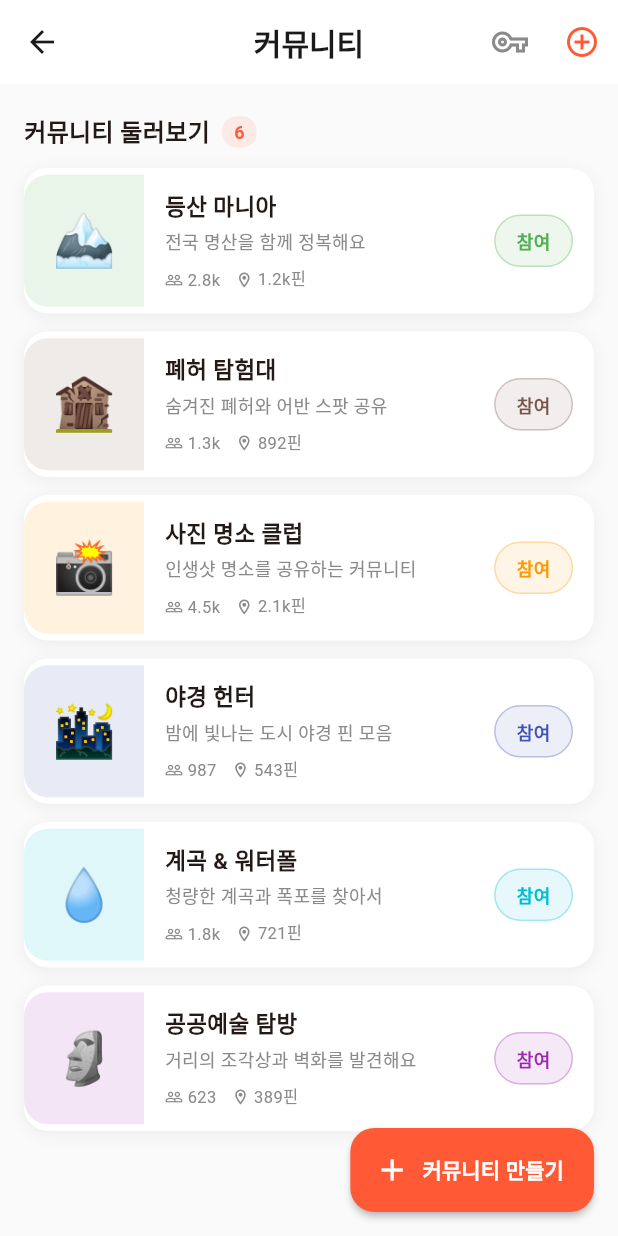
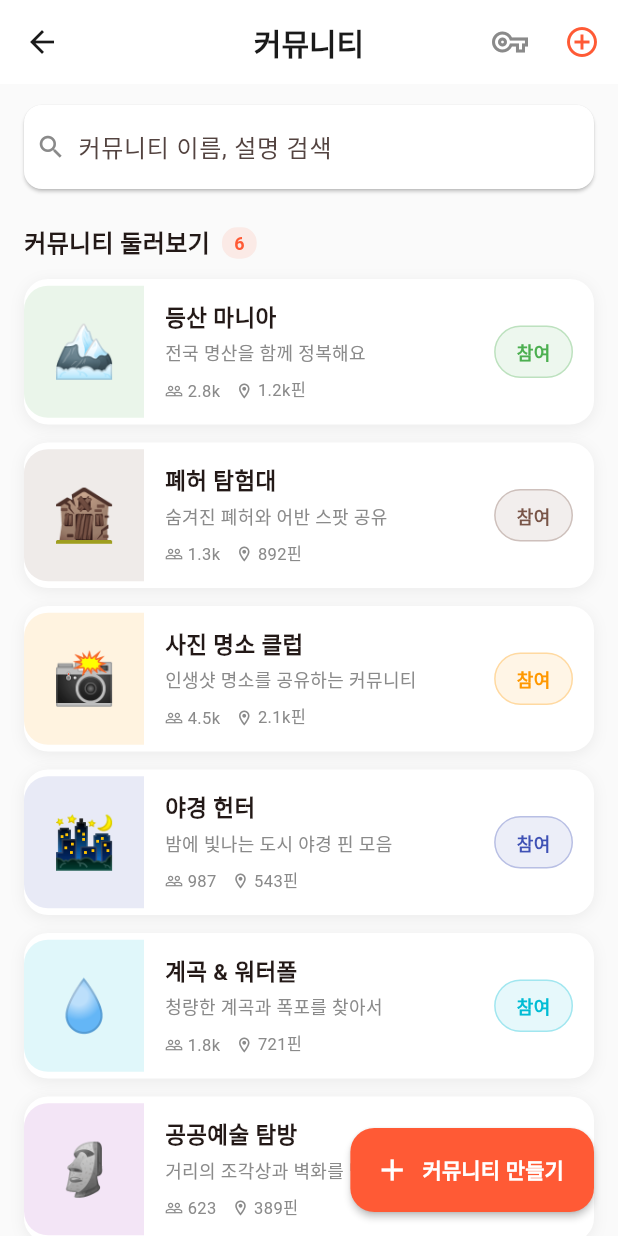
Before and after one commit to hee-99/pinspot, a Flutter app: the CommunityScreen screen opened directly, on a phone screen of 412 x 824 dp. Run offline on Flutter 3.47's test engine with Material 3 defaults, Android fonts, the phone set to English and light mode, and no system bars; our stand-ins replace geolocator, google_maps_flutter, image_picker, permission_handler, share_plus, shared_preferences; missing offline and left inert: exif; accounts and stored records are empty.

Commit message:
feat: community search bar with real-time filtering

```diff
--- a/lib/features/community/screens/community_screen.dart
+++ b/lib/features/community/screens/community_screen.dart
@@ -15,6 +15,8 @@ class CommunityScreen extends StatefulWidget {
 class _CommunityScreenState extends State<CommunityScreen> {
   List<CommunityModel> _communities = [];
   bool _loading = true;
+  String _searchQuery = '';
+  final _searchCtrl = TextEditingController();
 
   @override
   void initState() {
@@ -22,15 +24,28 @@ class _CommunityScreenState extends State<CommunityScreen> {
     _load();
   }
 
+  @override
+  void dispose() {
+    _searchCtrl.dispose();
+    super.dispose();
+  }
+
   Future<void> _load() async {
     final list = await CommunityService.getCommunities();
     if (mounted) setState(() { _communities = list; _loading = false; });
   }
 
-  List<CommunityModel> get _joined => _communities.where((c) => c.isJoined).toList();
-  // 비공개 커뮤니티는 둘러보기에 노출하지 않음
+  bool _matches(CommunityModel c) {
+    if (_searchQuery.isEmpty) return true;
+    final q = _searchQuery.toLowerCase();
+    return c.name.toLowerCase().contains(q) || c.description.toLowerCase().contains(q);
+  }
+
+  List<CommunityModel> get _joined =>
+      _communities.where((c) => c.isJoined && _matches(c)).toList();
+
   List<CommunityModel> get _explore =>
-      _communities.where((c) => !c.isJoined && !c.isPrivate).toList();
+      _communities.where((c) => !c.isJoined && !c.isPrivate && _matches(c)).toList();
 
   Future<void> _openCreate() async {
     await Navigator.push(context, MaterialPageRoute(builder: (_) => const CreateCommunityScreen()));
@@ -182,6 +197,46 @@ class _CommunityScreenState extends State<CommunityScreen> {
               color: AppTheme.primary,
               child: CustomScrollView(
                 slivers: [
+                  // 검색바
+                  SliverToBoxAdapter(
+                    child: Padding(
+                      padding: const EdgeInsets.fromLTRB(16, 14, 16, 4),
+                      child: SearchBar(
+                        controller: _searchCtrl,
+                        hintText: '커뮤니티 이름, 설명 검색',
+                        leading: const Icon(Icons.search, color: AppTheme.textSecondary, size: 20),
+                        trailing: _searchQuery.isNotEmpty
+                            ? [GestureDetector(
+                                onTap: () { _searchCtrl.clear(); setState(() => _searchQuery = ''); },
+                                child: const Icon(Icons.close, color: AppTheme.textSecondary, size: 18),
+                              )]
+                            : null,
+                        backgroundColor: WidgetStateProperty.all(AppTheme.surface),
+                        elevation: WidgetStateProperty.all(1),
+                        shape: WidgetStateProperty.all(
+                          RoundedRectangleBorder(borderRadius: BorderRadius.circular(12)),
+                        ),
+                        onChanged: (v) => setState(() => _searchQuery = v),
+                      ),
+                    ),
+                  ),
+
+                  // 검색 결과 없음
+                  if (_searchQuery.isNotEmpty && _joined.isEmpty && _explore.isEmpty)
+                    SliverToBoxAdapter(
+                      child: Padding(
+                        padding: const EdgeInsets.symmetric(vertical: 60),
+                        child: Column(
+                          children: [
+                            const Icon(Icons.search_off, size: 48, color: AppTheme.textSecondary),
+                            const SizedBox(height: 12),
+                            Text('"$_searchQuery" 검색 결과가 없어요',
+                              style: const TextStyle(color: AppTheme.textSecondary, fontSize: 14)),
+                          ],
+                        ),
+                      ),
+                    ),
+
                   // 내 커뮤니티
                   if (_joined.isNotEmpty) ...[
                     _SectionHeader(title: '내 커뮤니티', count: _joined.length),
```
